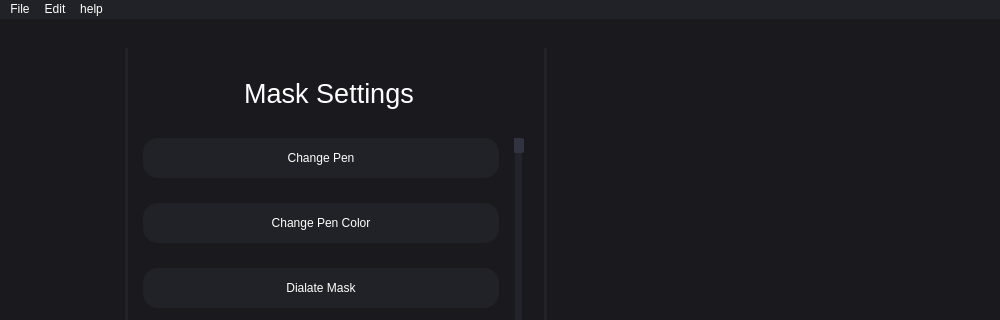
The window that Assets/mainwindow.ui (0vlll/noscope) describes before a commit, drawn with Qt 5; both pictures show x 0 to 1000 and y 0 to 320 of the 1000 by 754 pixel window.
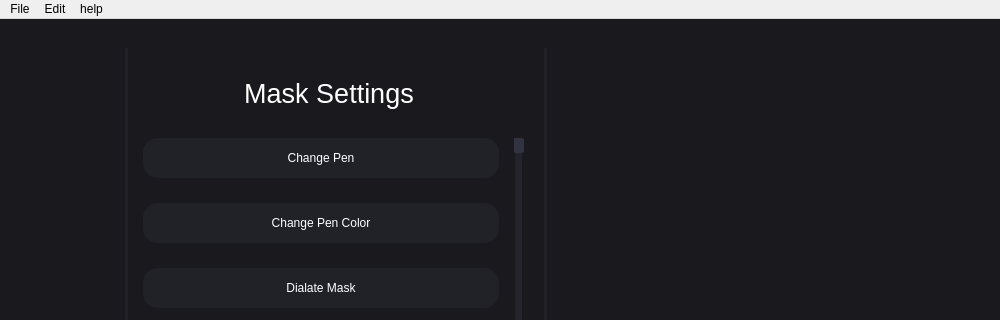
The same window after the commit. Icons and pictures are not drawn.

Commit message: Added functionality for file information tab and current frame slider

The edit to the form file:
```diff
--- a/Assets/mainwindow.ui
+++ b/Assets/mainwindow.ui
@@ -1449,25 +1449,14 @@
      <x>0</x>
      <y>0</y>
      <width>1000</width>
-     <height>21</height>
+     <height>22</height>
     </rect>
    </property>
    <property name="focusPolicy">
     <enum>Qt::NoFocus</enum>
    </property>
    <property name="styleSheet">
-    <string notr="true">QMenuBar{
-	border: none;
-	background-color: rgb(33,33, 40);
-	color:white;
-	border-radius: 15px;
-}
-QMenuBar:item:hover{
-	background-color: rgb(37, 37, 46);
-}
-QMenuBar:item:pressed{
-	background-color: rgb(47, 48, 60);
-}</string>
+    <string notr="true"/>
    </property>
    <property name="nativeMenuBar">
     <bool>false</bool>
```
Left out of the diff: 35 changed lines with no effect on the pictures. The commit also changes 3 other files.
